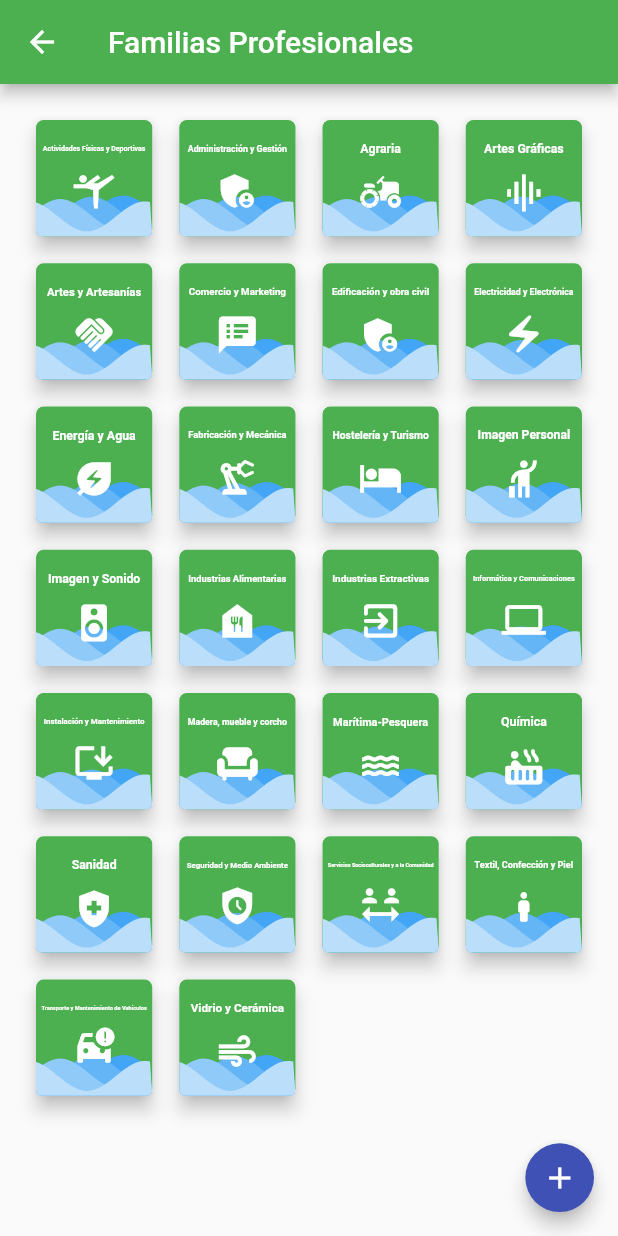
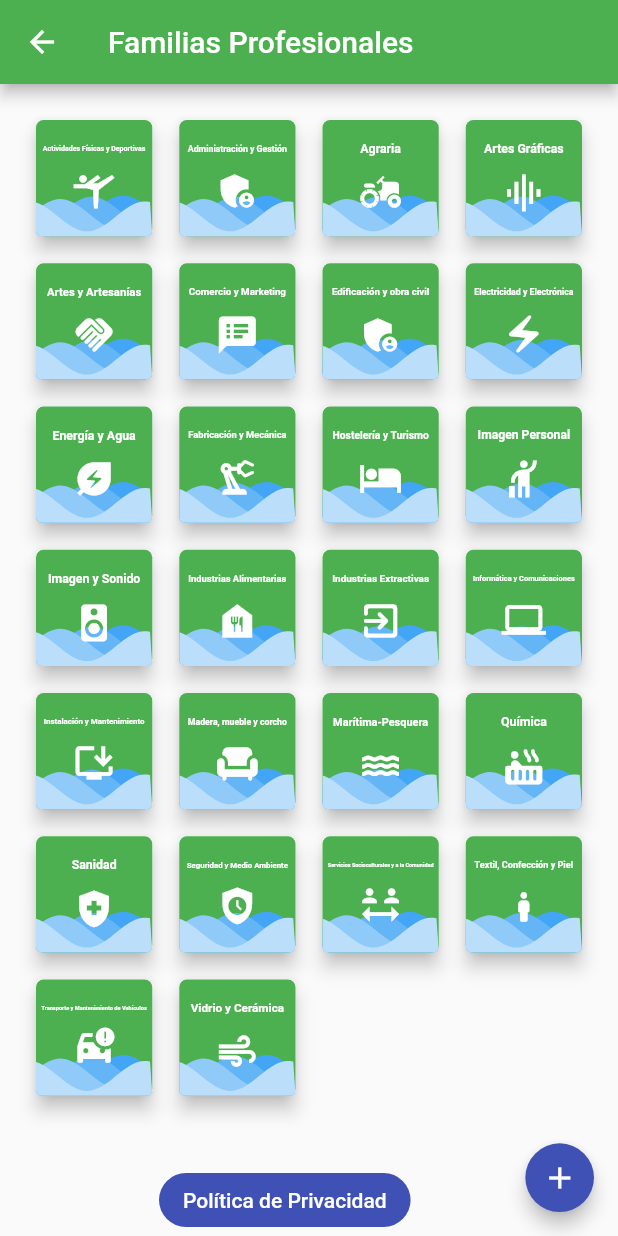
Before and after one commit to arnauj/adapta, a Flutter app: the screen it shows after launch, after a tap on "FP", on a phone screen of 412 x 824 dp. Run offline on Flutter 3.47's test engine with Material 2 defaults, Android fonts, the phone set to English and light mode, and no system bars; drawn by our look-alikes of screenshot, wave; our stand-ins replace card_swiper, file_picker, flutter_colorpicker, photo_view; missing offline and left inert: dart:ffi, flutter_state_notifier, scribble, syncfusion_flutter_pdf, syncfusion_flutter_pdfviewer.

Commit message:
enlace externo

```diff
--- a/adapta/lib/main.dart
+++ b/adapta/lib/main.dart
@@ -1,6 +1,7 @@
 import 'package:flutter/material.dart';
 import 'package:provider/provider.dart';
 import 'package:screenshot/screenshot.dart';
+import 'package:url_launcher/url_launcher.dart';
 
 import 'package:adapta/providers/providers.dart';
 import 'package:adapta/router/app_routes.dart';
@@ -25,6 +26,15 @@ void main() {
   );
 }
 
+final Uri _url =
+    Uri.parse('https://adapta.cifpzonzamas.es/politicaPrivacidadDatos.html');
+
+Future<void> _launchUrl() async {
+  if (!await launchUrl(_url)) {
+    throw 'Could not launch $_url';
+  }
+}
+
 // ignore: must_be_immutable
 class MyApp extends StatelessWidget {
   MyApp({Key? key}) : super(key: key);
@@ -46,6 +56,16 @@ class MyApp extends StatelessWidget {
               routes: AppRoutes.getAppRoutes(),
             ),
             PainterWidget(screenshotController: screenshotController),
+            Positioned(
+              bottom: 0,
+              left: MediaQuery.of(context).size.width / 2 - 100,
+              child: const Center(
+                child: ElevatedButton(
+                  onPressed: _launchUrl,
+                  child: Text('Política de Privacidad'),
+                ),
+              ),
+            ),
           ],
         ),
       ),
--- a/adapta/pubspec.yaml
+++ b/adapta/pubspec.yaml
@@ -49,6 +49,7 @@ dependencies:
   rect_getter: ^1.1.0
   screenshot: ^1.2.3
   scribble: ^0.4.0
+  url_launcher: ^6.1.6
   wave: ^0.2.2
 
 dev_dependencies:
```
Also changed, not shown: adapta/pubspec.lock.
